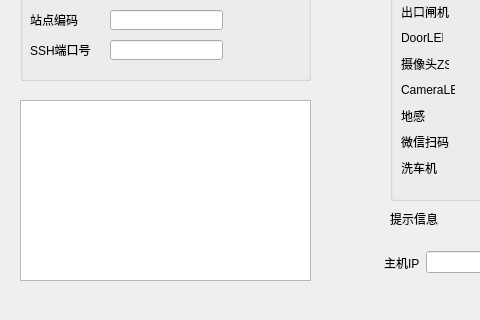
This is washsetting/t.ui in clove2han/washsetting as Qt 5 draws it before an edit; both pictures show x 0 to 480 and y 163 to 483 of the 807 by 483 pixel window. The edited form follows.
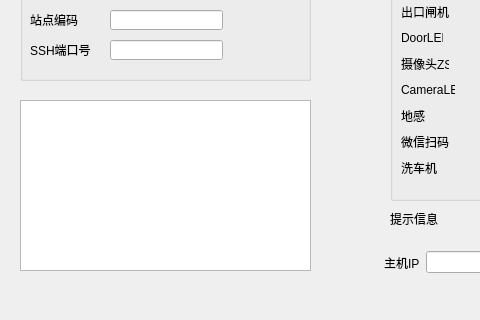
This is the edited form.

Commit message: 添加软件版本信息

Diff of the .ui file:
```diff
--- a/washsetting/t.ui
+++ b/washsetting/t.ui
@@ -708,7 +708,7 @@
       <x>20</x>
       <y>240</y>
       <width>291</width>
-      <height>181</height>
+      <height>171</height>
      </rect>
     </property>
    </widget>
@@ -728,7 +728,7 @@
      <bool>false</bool>
     </property>
    </widget>
-   <widget class="QWidget" name="">
+   <widget class="QWidget" name="layoutWidget">
     <property name="geometry">
      <rect>
       <x>384</x>
```
The commit also changes 2 other files.
